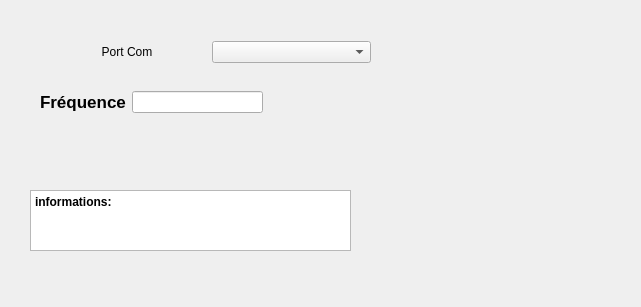
FabL91/SML01-contr-le, file sml.ui: the form before one commit.
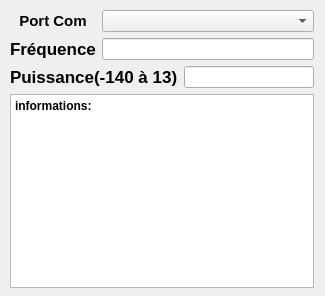
The form after the commit.

Commit message: ajout des infos des seuils de puissance

```diff
--- a/sml.ui
+++ b/sml.ui
@@ -6,53 +6,36 @@
    <rect>
     <x>0</x>
     <y>0</y>
-    <width>641</width>
-    <height>307</height>
+    <width>325</width>
+    <height>296</height>
    </rect>
   </property>
+  <property name="minimumSize">
+   <size>
+    <width>320</width>
+    <height>295</height>
+   </size>
+  </property>
+  <property name="maximumSize">
+   <size>
+    <width>325</width>
+    <height>296</height>
+   </size>
+  </property>
   <property name="windowTitle">
    <string>Form</string>
   </property>
-  <widget class="QTextEdit" name="information">
+  <widget class="QWidget" name="">
    <property name="geometry">
     <rect>
-     <x>30</x>
-     <y>190</y>
-     <width>321</width>
-     <height>61</height>
+     <x>10</x>
+     <y>10</y>
+     <width>304</width>
+     <height>278</height>
     </rect>
    </property>
-   <property name="html">
-    <string>&lt;!DOCTYPE HTML PUBLIC &quot;-//W3C//DTD HTML 4.0//EN&quot; &quot;http://www.w3.org/TR/REC-html40/strict.dtd&quot;&gt;
-&lt;html&gt;&lt;head&gt;&lt;meta name=&quot;qrichtext&quot; content=&quot;1&quot; /&gt;&lt;meta charset=&quot;utf-8&quot; /&gt;&lt;style type=&quot;text/css&quot;&gt;
-p, li { white-space: pre-wrap; }
-hr { height: 1px; border-width: 0; }
-li.unchecked::marker { content: &quot;\2610&quot;; }
-li.checked::marker { content: &quot;\2612&quot;; }
-&lt;/style&gt;&lt;/head&gt;&lt;body style=&quot; font-family:'Segoe UI'; font-size:9pt; font-weight:400; font-style:normal;&quot;&gt;
-&lt;p style=&quot; margin-top:0px; margin-bottom:0px; margin-left:0px; margin-right:0px; -qt-block-indent:0; text-indent:0px;&quot;&gt;&lt;span style=&quot; font-weight:700;&quot;&gt;informations:&lt;/span&gt;&lt;/p&gt;&lt;/body&gt;&lt;/html&gt;</string>
-   </property>
-  </widget>
-  <widget class="QWidget" name="layoutWidget">
-   <property name="geometry">
-    <rect>
-     <x>40</x>
-     <y>40</y>
-     <width>331</width>
-     <height>24</height>
-    </rect>
-   </property>
-   <layout class="QHBoxLayout" name="horizontalLayout">
-    <property name="spacing">
-     <number>5</number>
-    </property>
-    <property name="leftMargin">
-     <number>7</number>
-    </property>
-    <property name="rightMargin">
-     <number>0</number>
-    </property>
-    <item>
+   <layout class="QGridLayout" name="gridLayout">
+    <item row="0" column="0">
      <widget class="QLabel" name="label">
       <property name="minimumSize">
        <size>
@@ -72,6 +55,12 @@
         <height>0</height>
        </size>
       </property>
+      <property name="font">
+       <font>
+        <pointsize>11</pointsize>
+        <bold>true</bold>
+       </font>
+      </property>
       <property name="text">
        <string>Port Com</string>
       </property>
@@ -80,7 +69,7 @@
       </property>
      </widget>
     </item>
-    <item>
+    <item row="0" column="1" colspan="2">
      <widget class="QComboBox" name="comboBox_PortDetect">
       <property name="minimumSize">
        <size>
@@ -90,19 +79,7 @@
       </property>
      </widget>
     </item>
-   </layout>
-  </widget>
-  <widget class="QWidget" name="layoutWidget_1">
-   <property name="geometry">
-    <rect>
-     <x>40</x>
-     <y>90</y>
-     <width>223</width>
-     <height>24</height>
-    </rect>
-   </property>
-   <layout class="QHBoxLayout" name="horizontalLayout_1">
-    <item>
+    <item row="1" column="0">
      <widget class="QLabel" name="freq_label">
       <property name="font">
        <font>
@@ -115,9 +92,42 @@
       </property>
      </widget>
     </item>
-    <item>
+    <item row="1" column="1" colspan="2">
      <widget class="QLineEdit" name="freq"/>
     </item>
+    <item row="2" column="0" colspan="2">
+     <widget class="QLabel" name="label_2">
+      <property name="enabled">
+       <bool>true</bool>
+      </property>
+      <property name="font">
+       <font>
+        <pointsize>13</pointsize>
+        <bold>true</bold>
+       </font>
+      </property>
+      <property name="text">
+       <string>Puissance(-140 à 13)</string>
+      </property>
+     </widget>
+    </item>
+    <item row="2" column="2">
+     <widget class="QLineEdit" name="puiss"/>
+    </item>
+    <item row="3" column="0" colspan="3">
+     <widget class="QTextEdit" name="information">
+      <property name="html">
+       <string>&lt;!DOCTYPE HTML PUBLIC &quot;-//W3C//DTD HTML 4.0//EN&quot; &quot;http://www.w3.org/TR/REC-html40/strict.dtd&quot;&gt;
+&lt;html&gt;&lt;head&gt;&lt;meta name=&quot;qrichtext&quot; content=&quot;1&quot; /&gt;&lt;meta charset=&quot;utf-8&quot; /&gt;&lt;style type=&quot;text/css&quot;&gt;
+p, li { white-space: pre-wrap; }
+hr { height: 1px; border-width: 0; }
+li.unchecked::marker { content: &quot;\2610&quot;; }
+li.checked::marker { content: &quot;\2612&quot;; }
+&lt;/style&gt;&lt;/head&gt;&lt;body style=&quot; font-family:'Segoe UI'; font-size:9pt; font-weight:400; font-style:normal;&quot;&gt;
+&lt;p style=&quot; margin-top:0px; margin-bottom:0px; margin-left:0px; margin-right:0px; -qt-block-indent:0; text-indent:0px;&quot;&gt;&lt;span style=&quot; font-weight:700;&quot;&gt;informations:&lt;/span&gt;&lt;/p&gt;&lt;/body&gt;&lt;/html&gt;</string>
+      </property>
+     </widget>
+    </item>
    </layout>
   </widget>
  </widget>
```
Left out of the diff: 5 changed lines with no effect on the pictures. The commit also changes 3 other files.
